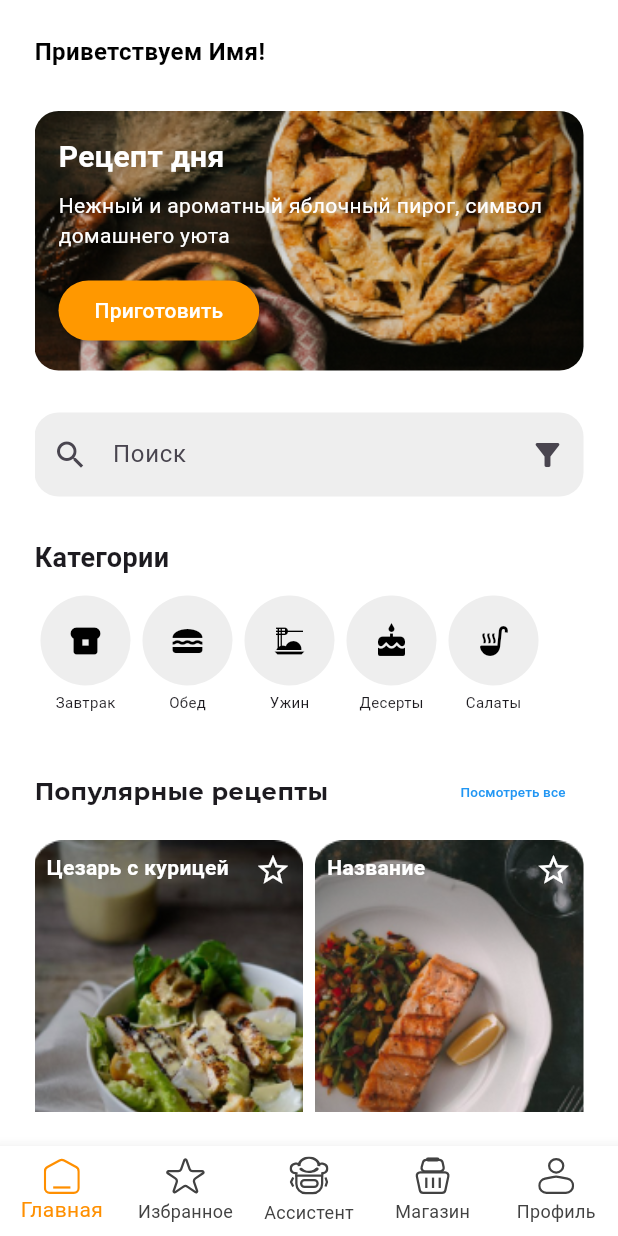
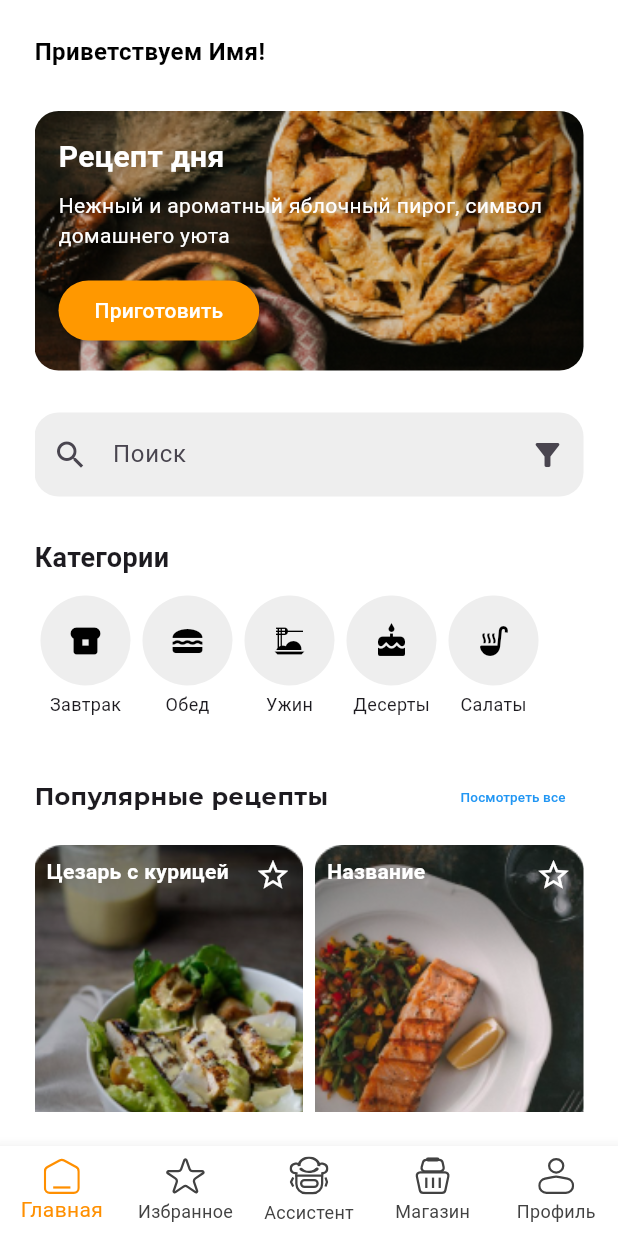
Before and after one commit to Kushmurat/Cookly, a Flutter app: the HomeScreen screen opened directly, on a phone screen of 412 x 824 dp. Run offline on Flutter 3.47's test engine with Material 3 defaults, Android fonts, the light colour scheme and no system bars; our stand-ins replace dio, flutter_svg, google_fonts; accounts and stored records are empty.

Commit message:
make categories page

```diff
--- a/lib/presentation/auth/welcome_screen.dart
+++ b/lib/presentation/auth/welcome_screen.dart
@@ -9,7 +9,7 @@ class WelcomeScreen extends StatelessWidget {
         children: [
           Positioned.fill(
             child: Image.asset(
-              'assets/backgraund.png',
+              'assets/images/backgraund.png',
               fit: BoxFit.cover,
             ),
           ),
@@ -53,7 +53,7 @@ class WelcomeScreen extends StatelessWidget {
                         ),
                       ),
                       onPressed: () {
-                        Navigator.pushNamed(context, '/auth');
+                        Navigator.pushNamed(context, '/navBar');
                       },
                       child: const Text(
                         'Продолжить',
--- /dev/null
+++ b/lib/src/feature/ai_chat/api_service.dart
@@ -0,0 +1 @@
+// TODO Implement this library.
--- a/lib/src/feature/home/navigation/home_navigation_config.dart
+++ b/lib/src/feature/home/navigation/home_navigation_config.dart
@@ -21,7 +21,7 @@ class _HomeScreenState extends State<HomeScreen> {
   static final List<Widget> _pages = <Widget>[
     const MainMenu(),
     const FavoritePage(),
-    const AiChatScreen(),
+    AiChatScreen(),
     const ShopScreen(),
     const ProfileScreen(),
   ];
--- a/lib/src/feature/menu/main_menu.dart
+++ b/lib/src/feature/menu/main_menu.dart
@@ -4,6 +4,7 @@ import 'package:flutter_svg/flutter_svg.dart';
 import 'package:cookly/src/feature/auth/presentation/widgets/app_icon.widget.dart';
 import 'package:google_fonts/google_fonts.dart';
 
+import '../../widget/categories_widget.dart';
 import '../home/navigation/home_navigation_config.dart';
 
 class MainMenu extends StatelessWidget {
@@ -22,7 +23,7 @@ class MainMenu extends StatelessWidget {
             const SizedBox(height: 28),
             _buildSearchBar(),
             const SizedBox(height: 28),
-            _buildCategories(),
+            CategoriesWidget(),
             const SizedBox(height: 29),
             _buildPopularRecipes(),
           ],
@@ -72,7 +73,8 @@ class MainMenu extends StatelessWidget {
           ),
           const SizedBox(height: 16),
           ElevatedButton(
-            onPressed: () {},
+            onPressed: () {
+              },
             child: const Text('Приготовить',
               style: TextStyle(
                 color: Colors.white,
@@ -133,7 +135,17 @@ class MainMenu extends StatelessWidget {
                   CircleAvatar(
                     backgroundColor: Colors.grey[200],
                     radius: 30,
-                    child: Icon(category['icon'] as IconData, color: Colors.black),
+                    child: IconButton(
+                      icon: Icon(category['icon'] as IconData),
+                      color: Colors.black,
+                      onPressed: () {
+                        print('Выбрано: ${category['label']}');
+                        print('Выбрано: ${category['label']}');
+                        print('Выбрано: ${category['label']}');
+                        print('Выбрано: ${category['label']}');
+                        print('Выбрано: ${category['label']}');
+                      },
+                    ),
                   ),
                   const SizedBox(height: 4),
                   Text(category['label'] as String,
--- /dev/null
+++ b/lib/src/widget/categories_widget.dart
@@ -0,0 +1,88 @@
+import 'package:flutter/material.dart';
+import '../feature/menu/menu_kategory_page/breakfast_page.dart';
+import '../feature/menu/menu_kategory_page/dessert_page.dart';
+import '../feature/menu/menu_kategory_page/dinner_page.dart';
+import '../feature/menu/menu_kategory_page/lunch_page.dart';
+import '../feature/menu/menu_kategory_page/salad_page.dart';
+
+class CategoriesWidget extends StatelessWidget {
+  @override
+  Widget build(BuildContext context) {
+    final categories = [
+      {
+        'icon': Icons.breakfast_dining,
+        'label': 'Завтрак',
+        'page': BreakfastPage(), // Страница для "Завтрак"
+      },
+      {
+        'icon': Icons.lunch_dining,
+        'label': 'Обед',
+        'page': LunchPage(), // Страница для "Обед"
+      },
+      {
+        'icon': Icons.dinner_dining,
+        'label': 'Ужин',
+        'page': DinnerPage(), // Страница для "Ужин"
+      },
+      {
+        'icon': Icons.cake,
+        'label': 'Десерты',
+        'page': DessertPage(), // Страница для "Десерты"
+      },
+      {
+        'icon': Icons.soup_kitchen,
+        'label': 'Салаты',
+        'page': SaladPage(), // Страница для "Салаты"
+      },
+    ];
+
+    return Column(
+      crossAxisAlignment: CrossAxisAlignment.start,
+      children: [
+        const Text(
+          'Категории',
+          style: TextStyle(
+            fontSize: 18,
+            fontWeight: FontWeight.bold,
+          ),
+        ),
+        const SizedBox(height: 12),
+        Row(
+          children: categories.map((category) {
+            return Padding(
+              padding: const EdgeInsets.symmetric(horizontal: 4.0),
+              child: Column(
+                children: [
+                  CircleAvatar(
+                    backgroundColor: Colors.grey[200],
+                    radius: 30,
+                    child: IconButton(
+                      icon: Icon(category['icon'] as IconData),
+                      color: Colors.black,
+                      onPressed: () {
+                        Navigator.push(
+                          context,
+                          MaterialPageRoute(
+                            builder: (context) =>
+                            category['page'] as Widget,
+                          ),
+                        );
+                      },
+                    ),
+                  ),
+                  const SizedBox(height: 4),
+                  Text(
+                    category['label'] as String,
+                    style: const TextStyle(
+                      fontSize: 12,
+                    ),
+                  ),
+                ],
+              ),
+            );
+          }).toList(),
+        ),
+      ],
+    );
+  }
+}
```
Also changed, not shown: lib/main.dart (+7 -7 lines), lib/src/feature/ai_chat/ai_chat.dart (+77 -4 lines), lib/src/feature/favorite/favorite.dart (+69 -38 lines), lib/src/feature/menu/menu_kategory_page/breakfast_page.dart (added, +21 -0 lines), lib/src/feature/menu/menu_kategory_page/dessert_page.dart (added, +15 -0 lines), lib/src/feature/menu/menu_kategory_page/dinner_page.dart (added, +15 -0 lines), lib/src/feature/menu/menu_kategory_page/lunch_page.dart (added, +15 -0 lines), lib/src/feature/menu/menu_kategory_page/salad_page.dart (added, +15 -0 lines), lib/src/feature/menu/menu_kategory_page/obed.dart (deleted), 1 other file.
